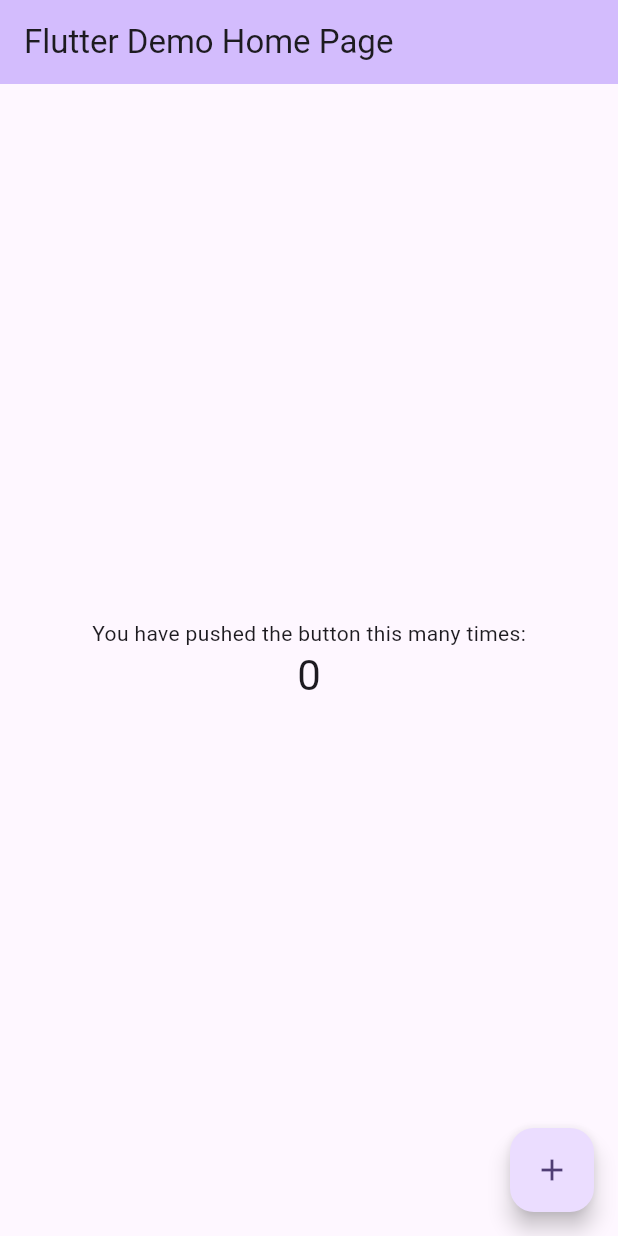
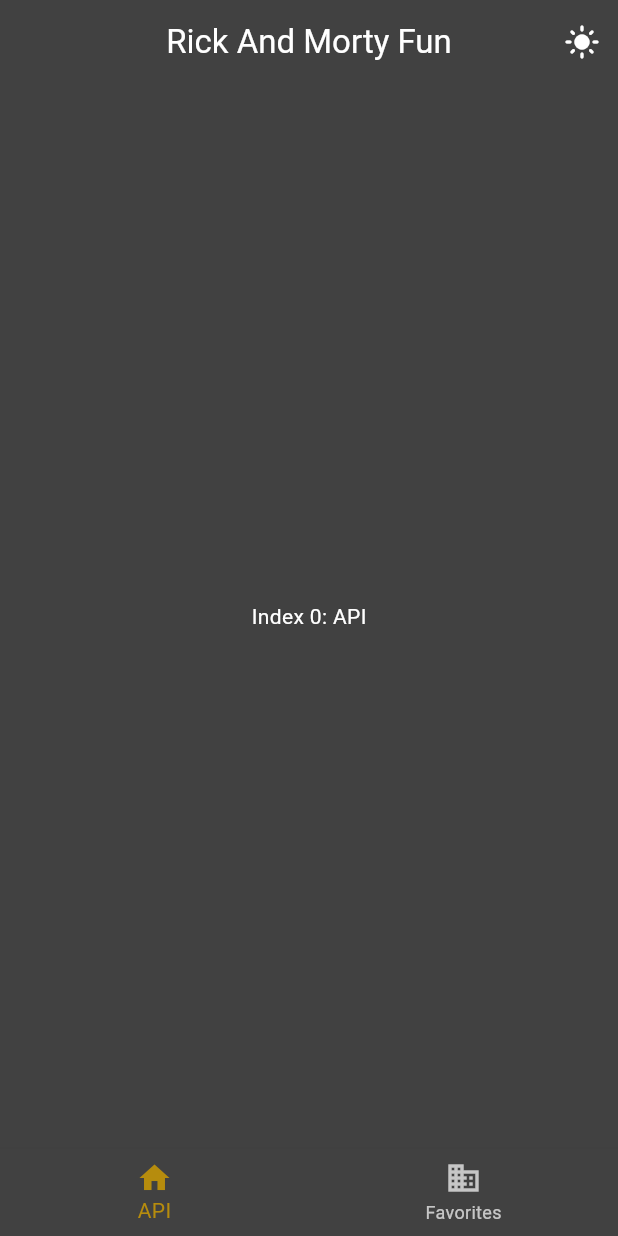
Before and after one commit to NikonovichN/rick_and_morty_ex, a Flutter app: the screen it shows after launch, on a phone screen of 412 x 824 dp. Run offline on Flutter 3.47's test engine with Material 3 defaults, Android fonts, the phone set to English and light mode, and no system bars; our stand-ins replace hive_flutter, logger; accounts and stored records are empty.

Commit message:
add: dependancies, tab bar, switch theme

```diff
--- a/lib/main.dart
+++ b/lib/main.dart
@@ -1,122 +1,35 @@
+import 'dart:async';
+
 import 'package:flutter/material.dart';
 
+import 'package:hive_flutter/hive_flutter.dart';
+import 'package:provider/provider.dart';
+
+import 'src/features/features.dart';
+import 'src/rick_and_morty_app.dart';
+import 'src/common/common.dart';
+
 void main() {
-  runApp(const MyApp());
+  final logger = AppLoggerInst();
+
+  runZonedGuarded(
+    () async {
+      WidgetsFlutterBinding.ensureInitialized();
+      await Hive.initFlutter();
+
+      final themeProvider = ThemeRepositoryImpl(
+        box: await Hive.openBox(ThemeRepository.themeHiveBoxKey),
+      );
+
+      return runApp(
+        ChangeNotifierProvider<ThemeRepository>.value(
+          value: themeProvider,
+          child: const RickAndMorty(),
+        ),
+      );
+    },
+    (error, stackTrace) {
+      logger.error(error.toString());
+    },
+  );
 }
-
-class MyApp extends StatelessWidget {
-  const MyApp({super.key});
-
-  // This widget is the root of your application.
-  @override
-  Widget build(BuildContext context) {
-    return MaterialApp(
-      title: 'Flutter Demo',
-      theme: ThemeData(
-        // This is the theme of your application.
-        //
-        // TRY THIS: Try running your application with "flutter run". You'll see
-        // the application has a purple toolbar. Then, without quitting the app,
-        // try changing the seedColor in the colorScheme below to Colors.green
-        // and then invoke "hot reload" (save your changes or press the "hot
-        // reload" button in a Flutter-supported IDE, or press "r" if you used
-        // the command line to start the app).
-        //
-        // Notice that the counter didn't reset back to zero; the application
-        // state is not lost during the reload. To reset the state, use hot
-        // restart instead.
-        //
-        // This works for code too, not just values: Most code changes can be
-        // tested with just a hot reload.
-        colorScheme: ColorScheme.fromSeed(seedColor: Colors.deepPurple),
-      ),
-      home: const MyHomePage(title: 'Flutter Demo Home Page'),
-    );
-  }
-}
-
-class MyHomePage extends StatefulWidget {
-  const MyHomePage({super.key, required this.title});
-
-  // This widget is the home page of your application. It is stateful, meaning
-  // that it has a State object (defined below) that contains fields that affect
-  // how it looks.
-
-  // This class is the configuration for the state. It holds the values (in this
-  // case the title) provided by the parent (in this case the App widget) and
-  // used by the build method of the State. Fields in a Widget subclass are
-  // always marked "final".
-
-  final String title;
-
-  @override
-  State<MyHomePage> createState() => _MyHomePageState();
-}
-
-class _MyHomePageState extends State<MyHomePage> {
-  int _counter = 0;
-
-  void _incrementCounter() {
-    setState(() {
-      // This call to setState tells the Flutter framework that something has
-      // changed in this State, which causes it to rerun the build method below
-      // so that the display can reflect the updated values. If we changed
-      // _counter without calling setState(), then the build method would not be
-      // called again, and so nothing would appear to happen.
-      _counter++;
-    });
-  }
-
-  @override
-  Widget build(BuildContext context) {
-    // This method is rerun every time setState is called, for instance as done
-    // by the _incrementCounter method above.
-    //
-    // The Flutter framework has been optimized to make rerunning build methods
-    // fast, so that you can just rebuild anything that needs updating rather
-    // than having to individually change instances of widgets.
-    return Scaffold(
-      appBar: AppBar(
-        // TRY THIS: Try changing the color here to a specific color (to
-        // Colors.amber, perhaps?) and trigger a hot reload to see the AppBar
-        // change color while the other colors stay the same.
-        backgroundColor: Theme.of(context).colorScheme.inversePrimary,
-        // Here we take the value from the MyHomePage object that was created by
-        // the App.build method, and use it to set our appbar title.
-        title: Text(widget.title),
-      ),
-      body: Center(
-        // Center is a layout widget. It takes a single child and positions it
-        // in the middle of the parent.
-        child: Column(
-          // Column is also a layout widget. It takes a list of children and
-          // arranges them vertically. By default, it sizes itself to fit its
-          // children horizontally, and tries to be as tall as its parent.
-          //
-          // Column has various properties to control how it sizes itself and
-          // how it positions its children. Here we use mainAxisAlignment to
-          // center the children vertically; the main axis here is the vertical
-          // axis because Columns are vertical (the cross axis would be
-          // horizontal).
-          //
-          // TRY THIS: Invoke "debug painting" (choose the "Toggle Debug Paint"
-          // action in the IDE, or press "p" in the console), to see the
-          // wireframe for each widget.
-          mainAxisAlignment: MainAxisAlignment.center,
-          children: <Widget>[
-            const Text('You have pushed the button this many times:'),
-            Text(
-              '$_counter',
-              style: Theme.of(context).textTheme.headlineMedium,
-            ),
-          ],
-        ),
-      ),
-      floatingActionButton: FloatingActionButton(
-        onPressed: _incrementCounter,
-        tooltip: 'Increment',
-        child: const Icon(Icons.add),
-      ), // This trailing comma makes auto-formatting nicer for build methods.
-    );
-  }
-}
--- /dev/null
+++ b/lib/src/common/common.dart
@@ -0,0 +1 @@
+export 'logger.dart';
--- /dev/null
+++ b/lib/src/features/app_theme/app_theme.dart
@@ -0,0 +1,2 @@
+export 'repository.dart';
+export 'ui.dart';
--- /dev/null
+++ b/lib/src/features/app_theme/repository.dart
@@ -0,0 +1,24 @@
+import 'package:flutter/material.dart';
+
+import 'package:hive_flutter/hive_flutter.dart';
+
+abstract class ThemeRepository with ChangeNotifier {
+  static const themeHiveBoxKey = 'themeBox';
+  Future<void> saveTheme(bool isDarkMode);
+  bool get isDarkMode;
+}
+
+class ThemeRepositoryImpl with ChangeNotifier implements ThemeRepository {
+  final Box _box;
+
+  ThemeRepositoryImpl({required Box box}) : _box = box;
+
+  @override
+  bool get isDarkMode => (_box.get(ThemeRepository.themeHiveBoxKey, defaultValue: true) as bool);
+
+  @override
+  Future<void> saveTheme(bool isDarkMode) async {
+    _box.put(ThemeRepository.themeHiveBoxKey, isDarkMode);
+    notifyListeners();
+  }
+}
--- /dev/null
+++ b/lib/src/features/app_theme/ui.dart
@@ -0,0 +1,24 @@
+import 'package:flutter/material.dart';
+
+import 'package:provider/provider.dart';
+
+import 'repository.dart';
+
+class AppThemeButton extends StatelessWidget {
+  const AppThemeButton({super.key});
+
+  @override
+  Widget build(BuildContext context) {
+    final themeRepo = context.read<ThemeRepository>();
+    final isDarkTheme = themeRepo.isDarkMode;
+
+    return AnimatedSwitcher(
+      duration: const Duration(milliseconds: 300),
+      child: IconButton(
+        key: ValueKey(isDarkTheme),
+        onPressed: () => themeRepo.saveTheme(!isDarkTheme),
+        icon: isDarkTheme ? Icon(Icons.light_mode) : Icon(Icons.dark_mode),
+      ),
+    );
+  }
+}
--- /dev/null
+++ b/lib/src/features/features.dart
@@ -0,0 +1 @@
+export 'app_theme/app_theme.dart';
--- /dev/null
+++ b/lib/src/navigation/bottom_navigation_bar_with_scaffold.dart
@@ -0,0 +1,47 @@
+import 'package:flutter/material.dart';
+
+import '../ui_kit/ui_kit.dart';
+
+class BottomNavigationBarWithScaffold extends StatefulWidget {
+  const BottomNavigationBarWithScaffold({super.key});
+
+  @override
+  State<BottomNavigationBarWithScaffold> createState() => _BottomNavigationBarWithScaffoldState();
+}
+
+class _BottomNavigationBarWithScaffoldState extends State<BottomNavigationBarWithScaffold> {
+  static const _rickAndMortyPageTitle = 'Rick And Morty Fun';
+  static const _favoritesPageTitle = 'Favorites';
+  static const List<Widget> _widgetOptions = <Widget>[
+    Text('Index 0: API'),
+    Text('Index 1: Favorites'),
+  ];
+  static const _pageTitles = [_rickAndMortyPageTitle, _favoritesPageTitle];
+
+  int _selectedIndex = 0;
+  String _pageTitle = _pageTitles[0];
+
+  void _onItemTapped(int index) {
+    setState(() {
+      _selectedIndex = index;
+      _pageTitle = _pageTitles[index];
+    });
+  }
+
+  @override
+  Widget build(BuildContext context) {
+    return Scaffold(
+      appBar: AppRickMortyBar(title: Text(_pageTitle)),
+      body: Center(child: _widgetOptions.elementAt(_selectedIndex)),
+      bottomNavigationBar: BottomNavigationBar(
+        currentIndex: _selectedIndex,
+        selectedItemColor: NamedColors.selectedAccent,
+        onTap: _onItemTapped,
+        items: const <BottomNavigationBarItem>[
+          BottomNavigationBarItem(icon: Icon(Icons.home), label: 'API'),
+          BottomNavigationBarItem(icon: Icon(Icons.business), label: 'Favorites'),
+        ],
+      ),
+    );
+  }
+}
--- /dev/null
+++ b/lib/src/rick_and_morty_app.dart
@@ -0,0 +1,22 @@
+import 'package:flutter/material.dart';
+import 'package:provider/provider.dart';
+
+import 'features/features.dart';
+import 'navigation/bottom_navigation_bar_with_scaffold.dart';
+import 'ui_kit/ui_kit.dart';
+
+class RickAndMorty extends StatelessWidget {
+  const RickAndMorty({super.key});
+
+  @override
+  Widget build(BuildContext context) {
+    final themeRepo = context.watch<ThemeRepository>();
+    final isDarkTheme = themeRepo.isDarkMode;
+
+    return MaterialApp(
+      title: 'Rick And Morty App',
+      theme: ThemeData(colorScheme: isDarkTheme ? AppDarkColorScheme() : AppLightColorScheme()),
+      home: BottomNavigationBarWithScaffold(),
+    );
+  }
+}
--- /dev/null
+++ b/lib/src/ui_kit/atoms/colors.dart
@@ -0,0 +1,50 @@
+import 'package:flutter/material.dart';
+
+final class NamedColors {
+  static const white = Color(0xFFFFFFFF);
+  static const black = Color(0xFF000000);
+
+  static const accentBrown = Color(0xFF5E454B);
+  static const secondary = Color(0xFFD8B384);
+  static const error = Color(0xFFEC4458);
+  static const lemonChiffon = Color(0xFFF3F0D7);
+  static const oldBurgundy = Color(0xFF242020);
+  static const lightGrey = Color(0xFFD9D9D9);
+  static const darkGrey = Color(0xFF414141);
+  static const snow = Color(0xFFF6F6F6);
+  static const dirtySnow = Color(0xFFA9A9A9);
+
+  static const selectedAccent = Color.fromARGB(255, 182, 140, 13);
+}
+
+class AppLightColorScheme extends ColorScheme {
+  const AppLightColorScheme()
+    : super(
+        brightness: Brightness.light,
+        shadow: const Color.fromARGB(146, 180, 180, 180),
+        primary: NamedColors.accentBrown,
+        onPrimary: NamedColors.white,
+        secondary: NamedColors.secondary,
+        onSecondary: NamedColors.white,
+        error: NamedColors.error,
+        onError: NamedColors.white,
+        surface: NamedColors.white,
+        onSurface: NamedColors.black,
+      );
+}
+
+class AppDarkColorScheme extends ColorScheme {
+  const AppDarkColorScheme()
+    : super(
+        brightness: Brightness.dark,
+        shadow: const Color.fromARGB(95, 83, 76, 76),
+        primary: NamedColors.black,
+        onPrimary: NamedColors.lemonChiffon,
+        secondary: NamedColors.secondary,
+        onSecondary: NamedColors.white,
+        error: NamedColors.error,
+        onError: NamedColors.white,
+        surface: NamedColors.darkGrey,
+        onSurface: NamedColors.white,
+      );
+}
--- /dev/null
+++ b/lib/src/ui_kit/organism/app_bar.dart
@@ -0,0 +1,16 @@
+import 'package:flutter/material.dart';
+
+import '../../features/features.dart';
+
+class AppRickMortyBar extends StatelessWidget implements PreferredSizeWidget {
+  final Text title;
+  const AppRickMortyBar({super.key, required this.title});
+
+  @override
+  Size get preferredSize => const Size.fromHeight(kToolbarHeight);
+
+  @override
+  Widget build(BuildContext context) {
+    return AppBar(centerTitle: true, title: title, actions: [AppThemeButton()]);
+  }
+}
--- /dev/null
+++ b/lib/src/ui_kit/ui_kit.dart
@@ -0,0 +1,2 @@
+export 'atoms/colors.dart';
+export 'organism/app_bar.dart';
--- a/pubspec.yaml
+++ b/pubspec.yaml
@@ -34,6 +34,10 @@
   # The following adds the Cupertino Icons font to your application.
   # Use with the CupertinoIcons class for iOS style icons.
   cupertino_icons: ^1.0.8
+  provider: ^6.1.5
+  hive: ^2.2.3
+  hive_flutter: ^1.1.0
+  logger: ^2.5.0
 
 dev_dependencies:
   flutter_test:
```
Also changed, not shown: lib/src/common/logger.dart (added, +17 -0 lines), pubspec.lock, 2 other files.
